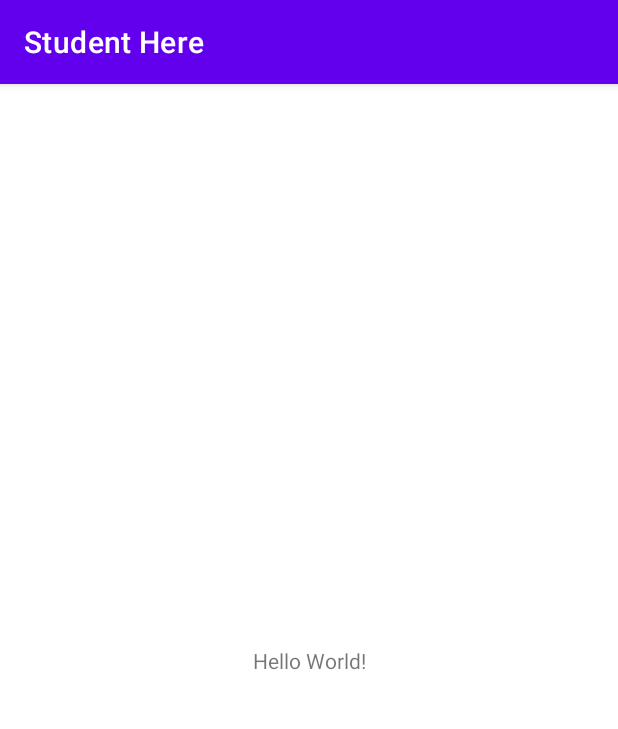
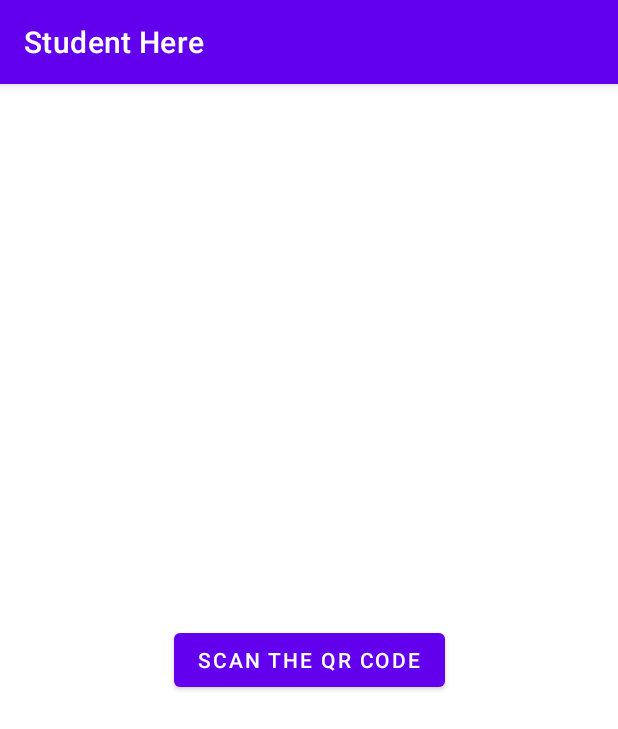
Before and after one commit to El-Ahmed/StudentHere, an Android app: the screen it shows after launch (MainActivity), on a phone screen of 412 x 824 dp. Shown: the top 729 px of the screen. Run offline under Robolectric (Android 15) with nearby library versions, the phone set to English and light mode, and no system bars.

Commit message:
add scan qr button

```diff
--- a/app/src/main/res/layout/activity_main.xml
+++ b/app/src/main/res/layout/activity_main.xml
@@ -6,10 +6,11 @@
     android:layout_height="match_parent"
     tools:context=".MainActivity">
 
-    <TextView
+    <Button
+        android:id="@+id/button"
         android:layout_width="wrap_content"
         android:layout_height="wrap_content"
-        android:text="Hello World!"
+        android:text="@string/scan_qr"
         app:layout_constraintBottom_toBottomOf="parent"
         app:layout_constraintEnd_toEndOf="parent"
         app:layout_constraintStart_toStartOf="parent"
--- a/app/src/main/res/values/strings.xml
+++ b/app/src/main/res/values/strings.xml
@@ -1,3 +1,4 @@
 <resources>
     <string name="app_name">Student Here</string>
+    <string name="scan_qr">Scan the QR code</string>
 </resources>
```
